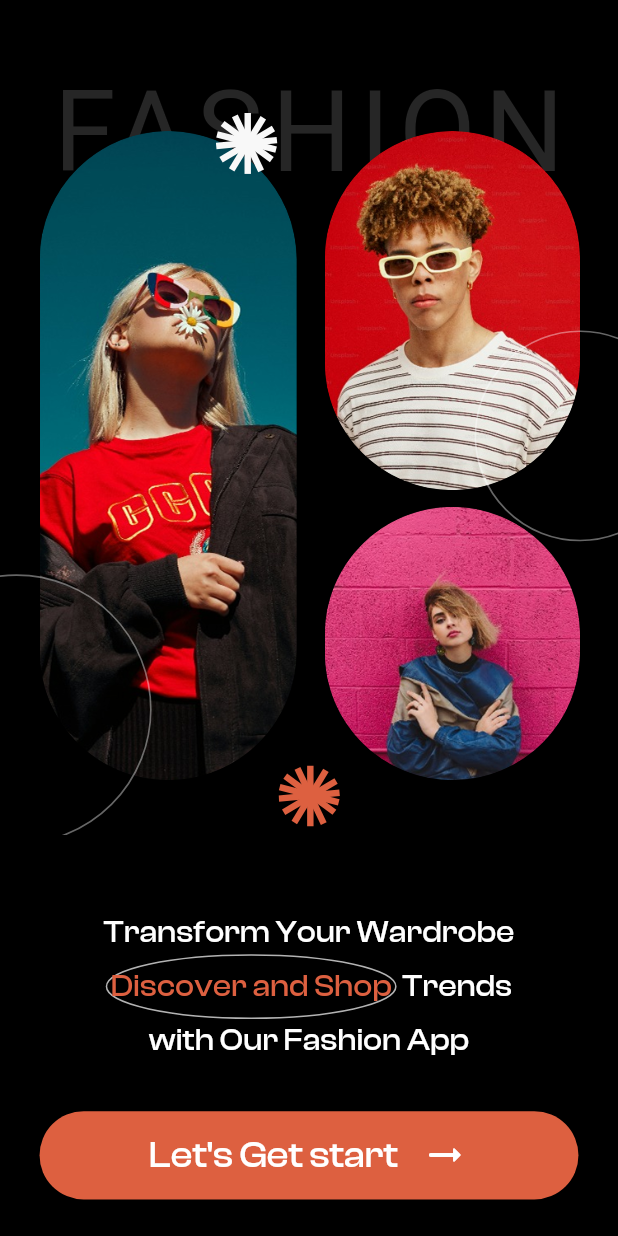
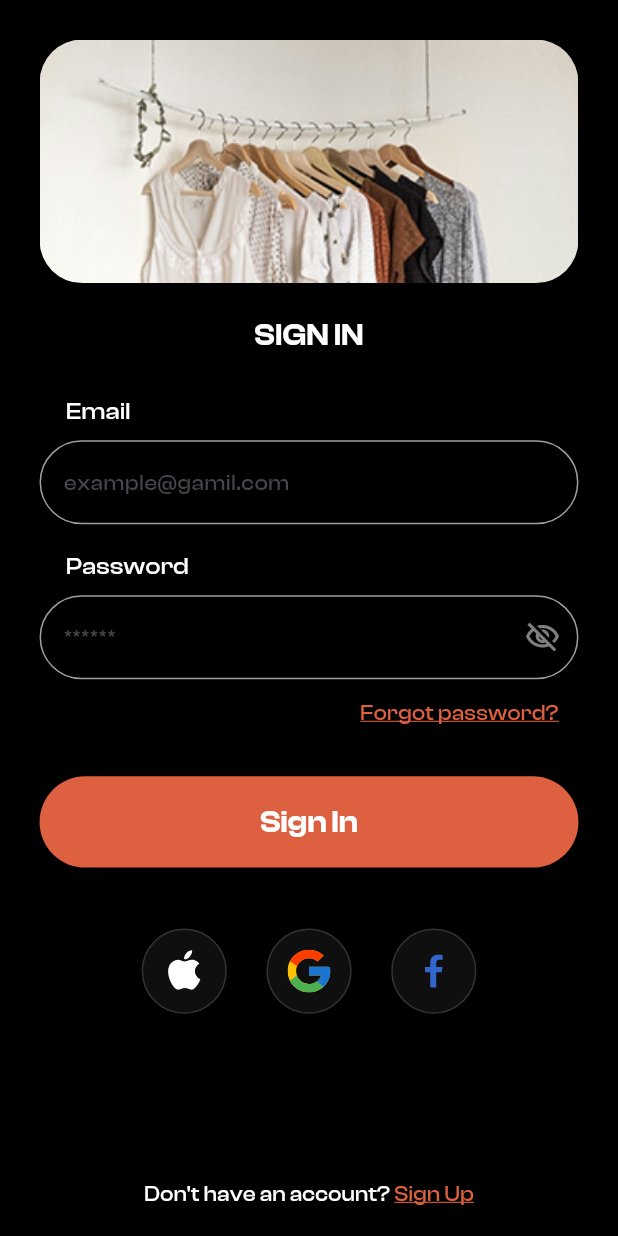
Before and after one commit to NadyAlwazah/flutter-task04-team-ecommerce-getx-mvc-api-adv, a Flutter app: the screen it shows after launch, after a tap on "Let's Get start", on a phone screen of 412 x 824 dp. Run offline on Flutter 3.47's test engine with Material 3 defaults, Android fonts, the phone set to English and light mode, and no system bars; our stand-ins replace dartz, equatable, flutter_screenutil, flutter_svg, get, google_fonts and 1 more; Roboto replaces fonts that are missing (Bodoni Moda).

Commit message:
Add Signin files

```diff
--- /dev/null
+++ b/lib/bindings/sign_in_binding.dart
@@ -0,0 +1,11 @@
+import 'package:flutter_task04_team_ecommerce_getx_mvc_api_adv/core/services/auth_service.dart';
+import 'package:flutter_task04_team_ecommerce_getx_mvc_api_adv/view/auth/sign_in/controllers/sign_in_controller.dart';
+import 'package:get/get.dart';
+
+class SignInBinding extends Bindings {
+  @override
+  void dependencies() {
+    Get.lazyPut<AuthService>(() => AuthService(), fenix: true);
+    Get.lazyPut<SignInController>(() => SignInController());
+  }
+}
--- a/lib/bindings/splash_binding.dart
+++ b/lib/bindings/splash_binding.dart
@@ -1,9 +1,12 @@
 import 'package:flutter_task04_team_ecommerce_getx_mvc_api_adv/controllers/splash_controller.dart';
+import 'package:flutter_task04_team_ecommerce_getx_mvc_api_adv/core/services/auth_service.dart';
 import 'package:get/get.dart';
 
 class SplashBinding extends Bindings {
   @override
   void dependencies() {
+    Get.lazyPut<AuthService>(() => AuthService(), fenix: true);
+
     Get.put(SplashController());
   }
 }
--- a/lib/controllers/splash_controller.dart
+++ b/lib/controllers/splash_controller.dart
@@ -1,9 +1,12 @@
 import 'package:flutter_task04_team_ecommerce_getx_mvc_api_adv/core/routes/app_routes.dart';
+import 'package:flutter_task04_team_ecommerce_getx_mvc_api_adv/core/services/auth_service.dart';
 import 'package:flutter_task04_team_ecommerce_getx_mvc_api_adv/core/services/onboarding_service.dart';
 import 'package:get/get.dart';
 
 class SplashController extends GetxController {
   static const _splashDuration = Duration(seconds: 5);
+
+  final AuthService _authService = Get.find<AuthService>();
 
   @override
   void onReady() {
@@ -12,8 +15,15 @@ class SplashController extends GetxController {
   }
 
   Future<void> _navigateNext() async {
+    final routeFuture = _resolveRoute();
     await Future<void>.delayed(_splashDuration);
-    final seen = await OnboardingService.isSeen();
-    Get.offAllNamed(seen ? AppRoutes.kSignin : AppRoutes.kOnBoarding);
+    Get.offAllNamed(await routeFuture);
+  }
+
+  Future<String> _resolveRoute() async {
+    if (await _authService.isLoggedIn()) return AppRoutes.kBottomBar;
+
+    final onboardingSeen = await OnboardingService.isSeen();
+    return onboardingSeen ? AppRoutes.kSignin : AppRoutes.kOnBoarding;
   }
 }
--- a/lib/core/constants/assets.dart
+++ b/lib/core/constants/assets.dart
@@ -6,6 +6,7 @@ class AssetsData {
   static const imageBoyPng = "${_images}boy.png";
   static const imageGirl1Png = "${_images}girl1.png";
   static const imageGirl2Png = "${_images}girl2.png";
+  static const imageSignInBannerPng = "${_images}sign_in_banner.png";
 
   //Icons
   static const iconBagWelcomeSvg = "${_icons}bag.svg";
@@ -15,4 +16,7 @@ class AssetsData {
   static const iconLogoSvg = "${_icons}logo.svg";
   static const iconStarWhiteSvg = "${_icons}star_white.svg";
   static const iconStarOrangeSvg = "${_icons}star_orange.svg";
+  static const iconAppleSvg = "${_icons}apple.svg";
+  static const iconGoogleSvg = "${_icons}google.svg";
+  static const iconFacebookSvg = "${_icons}facebook.svg";
 }
--- /dev/null
+++ b/lib/core/helpful_function/validators.dart
@@ -0,0 +1,14 @@
+abstract class Validators {
+  static String? email(String? value) {
+    final text = value?.trim() ?? '';
+    if (text.isEmpty) return 'Email is required';
+    final isValid = RegExp(r'^[^@\s]+@[^@\s]+\.[^@\s]+$').hasMatch(text);
+    return isValid ? null : 'Enter a valid email';
+  }
+
+  static String? password(String? value) {
+    if (value == null || value.isEmpty) return 'Password is required';
+    if (value.length < 6) return 'Password must be at least 6 characters';
+    return null;
+  }
+}
--- a/lib/core/routes/app_pages.dart
+++ b/lib/core/routes/app_pages.dart
@@ -4,6 +4,8 @@ import 'package:flutter_task04_team_ecommerce_getx_mvc_api_adv/core/routes/app_r
 import 'package:flutter_task04_team_ecommerce_getx_mvc_api_adv/view/onboarding/onboarding_view.dart';
 import 'package:flutter_task04_team_ecommerce_getx_mvc_api_adv/view/splash/splash_view.dart';
 import 'package:get/get.dart';
+import 'package:flutter_task04_team_ecommerce_getx_mvc_api_adv/bindings/sign_in_binding.dart';
+import 'package:flutter_task04_team_ecommerce_getx_mvc_api_adv/view/auth/sign_in/sign_in_view.dart';
 
 class AppPages {
   static final List<GetPage<dynamic>> getPages = [
@@ -17,5 +19,10 @@ class AppPages {
       page: () => const OnboardingView(),
       binding: OnboardingBinding(),
     ),
+    GetPage(
+      name: AppRoutes.kSignin,
+      page: () => const SignInView(),
+      binding: SignInBinding(),
+    ),
   ];
 }
--- a/lib/core/routes/app_routes.dart
+++ b/lib/core/routes/app_routes.dart
@@ -17,4 +17,5 @@ abstract class AppRoutes {
   static const kEditProfile = '/edit_profile';
   static const kNotifications = '/notifications';
   static const kOrderHistoryAndTracking = '/order_history_and_tracking';
+  static const kBottomBar = '/bottom_bar';
 }
--- /dev/null
+++ b/lib/models/auth_tokens_model.dart
@@ -0,0 +1,16 @@
+class AuthTokensModel {
+  const AuthTokensModel({
+    required this.accessToken,
+    required this.refreshToken,
+  });
+
+  final String accessToken;
+  final String refreshToken;
+
+  factory AuthTokensModel.fromJson(Map<String, dynamic> json) {
+    return AuthTokensModel(
+      accessToken: json['access_token'] as String? ?? '',
+      refreshToken: json['refresh_token'] as String? ?? '',
+    );
+  }
+}
--- /dev/null
+++ b/lib/view/auth/sign_in/controllers/sign_in_controller.dart
@@ -0,0 +1,93 @@
+import 'package:flutter/material.dart';
+import 'package:flutter_task04_team_ecommerce_getx_mvc_api_adv/core/classes/crud.dart';
+import 'package:flutter_task04_team_ecommerce_getx_mvc_api_adv/core/classes/failure.dart';
+import 'package:flutter_task04_team_ecommerce_getx_mvc_api_adv/core/constants/app_links.dart';
+import 'package:flutter_task04_team_ecommerce_getx_mvc_api_adv/core/routes/app_routes.dart';
+import 'package:flutter_task04_team_ecommerce_getx_mvc_api_adv/core/services/auth_service.dart';
+import 'package:flutter_task04_team_ecommerce_getx_mvc_api_adv/models/auth_tokens_model.dart';
+import 'package:get/get.dart';
+
+class SignInController extends GetxController {
+  final Crud _crud = Get.find<Crud>();
+  final AuthService _authService = Get.find<AuthService>();
+
+  final formKey = GlobalKey<FormState>();
+  final emailController = TextEditingController();
+  final passwordController = TextEditingController();
+
+  final isPasswordHidden = true.obs;
+  final isLoading = false.obs;
+
+  void togglePasswordVisibility() => isPasswordHidden.toggle();
+
+  Future<void> onSignIn() async {
+    if (isLoading.value) return;
+    if (!(formKey.currentState?.validate() ?? false)) return;
+
+    FocusManager.instance.primaryFocus?.unfocus();
+    isLoading.value = true;
+
+    try {
+      final result = await _crud.postData(
+        endPoint: AppLinks.login,
+        body: {
+          'email': emailController.text.trim(),
+          'password': passwordController.text,
+        },
+      );
+
+      await result.fold(
+        (failure) async => _showError(_messageFor(failure)),
+        (data) => _onLoginSuccess(data),
+      );
+    } catch (_) {
+      _showError('Something went wrong, please try again');
+    } finally {
+      isLoading.value = false;
+    }
+  }
+
+  Future<void> _onLoginSuccess(dynamic data) async {
+    final tokens = AuthTokensModel.fromJson(data as Map<String, dynamic>);
+
+    if (tokens.accessToken.isEmpty) {
+      _showError('Something went wrong, please try again');
+      return;
+    }
+
+    await _authService.saveTokens(
+      accessToken: tokens.accessToken,
+      refreshToken: tokens.refreshToken,
+    );
+    Get.offAllNamed(AppRoutes.kHome);
+  }
+
+  String _messageFor(Failure failure) {
+    if (failure is NoInternetFailure) return 'No internet connection';
+    if (failure is UnauthorizedFailure) return 'Invalid email or password';
+    if (failure is BadRequestFailure) return 'Please check your inputs';
+    if (failure is ServerFailure) return 'Server error, try again later';
+    return 'Something went wrong, please try again';
+  }
+
+  void _showError(String message) {
+    Get.snackbar(
+      'Sign in failed',
+      message,
+      backgroundColor: Colors.redAccent,
+      colorText: Colors.white,
+      snackPosition: SnackPosition.BOTTOM,
+      margin: const EdgeInsets.all(16),
+    );
+  }
+
+  void onAppleTap() {}
+
+  void onGoogleTap() {}
+
+  void onFacebookTap() {}
+
+  void goToForgotPassword() => Get.toNamed(AppRoutes.kForgotPassword);
+
+  void goToSignUp() => Get.toNamed(AppRoutes.kSignup);
+}
--- /dev/null
+++ b/lib/view/auth/sign_in/sign_in_view.dart
@@ -0,0 +1,142 @@
+import 'package:flutter/material.dart';
+import 'package:flutter_screenutil/flutter_screenutil.dart';
+import 'package:flutter_task04_team_ecommerce_getx_mvc_api_adv/view/auth/sign_in/controllers/sign_in_controller.dart';
+import 'package:flutter_task04_team_ecommerce_getx_mvc_api_adv/core/constants/app_colors.dart';
+import 'package:flutter_task04_team_ecommerce_getx_mvc_api_adv/core/constants/assets.dart';
+import 'package:flutter_task04_team_ecommerce_getx_mvc_api_adv/core/constants/styles.dart';
+import 'package:flutter_task04_team_ecommerce_getx_mvc_api_adv/core/helpful_function/validators.dart';
+import 'package:flutter_task04_team_ecommerce_getx_mvc_api_adv/view/auth/sign_in/widgets/labeled_field.dart';
+import 'package:flutter_task04_team_ecommerce_getx_mvc_api_adv/view/auth/sign_in/widgets/social_login_row.dart';
+import 'package:flutter_task04_team_ecommerce_getx_mvc_api_adv/widgets/custom_button.dart';
+import 'package:flutter_task04_team_ecommerce_getx_mvc_api_adv/widgets/app_text_field.dart';
+import 'package:get/get.dart';
+
+class SignInView extends GetView<SignInController> {
+  const SignInView({super.key});
+
+  @override
+  Widget build(BuildContext context) {
+    final linkStyle = Styles.textStyle14W500ClashDisplay.copyWith(
+      color: AppColors.primary,
+      decoration: TextDecoration.underline,
+      decorationColor: AppColors.primary,
+    );
+
+    return Scaffold(
+      body: SafeArea(
+        child: LayoutBuilder(
+          builder: (context, constraints) => SingleChildScrollView(
+            padding: EdgeInsets.symmetric(horizontal: 24.w, vertical: 10.h),
+            child: ConstrainedBox(
+              constraints: BoxConstraints(minHeight: constraints.maxHeight),
+              child: IntrinsicHeight(
+                child: Form(
+                  key: controller.formKey,
+                  child: Column(
+                    children: [
+                      SizedBox(height: 16.h),
+                      ClipRRect(
+                        borderRadius: BorderRadius.circular(28.r),
+                        child: Image.asset(
+                          AssetsData.imageSignInBannerPng,
+                          width: double.infinity,
+                          height: 160.h,
+                          fit: BoxFit.cover,
+                        ),
+                      ),
+                      SizedBox(height: 20.h),
+                      Text(
+                        'SIGN IN',
+                        style: Styles.textStyle20W600ClashDisplay.copyWith(
+                          color: Colors.white,
+                        ),
+                      ),
+                      SizedBox(height: 24.h),
+                      LabeledField(
+                        label: 'Email',
+                        child: AppTextField(
+                          controller: controller.emailController,
+                          hintText: 'example@gamil.com',
+                          keyboardType: TextInputType.emailAddress,
+                          validator: Validators.email,
+                        ),
+                      ),
+                      SizedBox(height: 16.h),
+                      LabeledField(
+                        label: 'Password',
+                        child: Obx(
+                          () => AppTextField(
+                            controller: controller.passwordController,
+                            hintText: '******',
+                            obscureText: controller.isPasswordHidden.value,
+                            validator: Validators.password,
+                            suffixIcon: IconButton(
+                              onPressed: controller.togglePasswordVisibility,
+                              icon: Icon(
+                                controller.isPasswordHidden.value
+                                    ? Icons.visibility_off_outlined
+                                    : Icons.visibility_outlined,
+                              ),
+                            ),
+                          ),
+                        ),
+                      ),
+                      SizedBox(height: 12.h),
+                      Align(
+                        alignment: AlignmentDirectional.centerEnd,
+                        child: Padding(
+                          padding: EdgeInsetsDirectional.only(end: 12.w),
+                          child: GestureDetector(
+                            onTap: controller.goToForgotPassword,
+                            child: Text('Forgot password?', style: linkStyle),
+                          ),
+                        ),
+                      ),
+                      SizedBox(height: 32.h),
+                      Obx(
+                        () => CustomButton(
+                          text: 'Sign In',
+                          heightButton: 60,
+                          radius: 40.r,
+                          isLoading: controller.isLoading.value,
+                          loadingColor: Colors.white,
+                          textStyle: Styles.textStyle20W600ClashDisplay
+                              .copyWith(color: Colors.white),
+                          onPressed: controller.onSignIn,
+                        ),
+                      ),
+                      SizedBox(height: 40.h),
+                      SocialLoginRow(
+                        onApple: controller.onAppleTap,
+                        onGoogle: controller.onGoogleTap,
+                        onFacebook: controller.onFacebookTap,
+                      ),
+                      const Spacer(),
+                      SizedBox(height: 24.h),
+                      Wrap(
+                        alignment: WrapAlignment.center,
+                        children: [
+                          Text(
+                            "Don't have an account? ",
+                            style: Styles.textStyle14W500ClashDisplay.copyWith(
+                              color: Colors.white,
+                            ),
+                          ),
+                          GestureDetector(
+                            onTap: controller.goToSignUp,
+                            child: Text('Sign Up', style: linkStyle),
+                          ),
+                        ],
+                      ),
+                      SizedBox(height: 28.h),
+                    ],
+                  ),
+                ),
+              ),
+            ),
+          ),
+        ),
+      ),
+    );
+  }
+}
--- /dev/null
+++ b/lib/view/auth/sign_in/widgets/labeled_field.dart
@@ -0,0 +1,30 @@
+import 'package:flutter/material.dart';
+import 'package:flutter_screenutil/flutter_screenutil.dart';
+import 'package:flutter_task04_team_ecommerce_getx_mvc_api_adv/core/constants/styles.dart';
+
+class LabeledField extends StatelessWidget {
+  const LabeledField({super.key, required this.label, required this.child});
+
+  final String label;
+  final Widget child;
+
+  @override
+  Widget build(BuildContext context) {
+    return Column(
+      crossAxisAlignment: CrossAxisAlignment.start,
+      children: [
+        Padding(
+          padding: EdgeInsetsDirectional.only(start: 16.w),
+          child: Text(
+            label,
+            style: Styles.textStyle16W500ClashDisplay.copyWith(
+              color: Colors.white,
+            ),
+          ),
+        ),
+        SizedBox(height: 8.h),
+        child,
+      ],
+    );
+  }
+}
--- /dev/null
+++ b/lib/view/auth/sign_in/widgets/social_login_row.dart
@@ -0,0 +1,47 @@
+import 'package:flutter/material.dart';
+import 'package:flutter_screenutil/flutter_screenutil.dart';
+import 'package:flutter_svg/flutter_svg.dart';
+import 'package:flutter_task04_team_ecommerce_getx_mvc_api_adv/core/constants/assets.dart';
+import 'package:flutter_task04_team_ecommerce_getx_mvc_api_adv/widgets/circle_button.dart';
+
+class SocialLoginRow extends StatelessWidget {
+  const SocialLoginRow({
+    super.key,
+    this.onApple,
+    this.onGoogle,
+    this.onFacebook,
+  });
+
+  final VoidCallback? onApple;
+  final VoidCallback? onGoogle;
+  final VoidCallback? onFacebook;
+
+  @override
+  Widget build(BuildContext context) {
+    return Row(
+      mainAxisAlignment: MainAxisAlignment.center,
+      children: [
+        CircleButton(
+          width: 56,
+          height: 56,
+          onTap: onApple,
+          child: SvgPicture.asset(AssetsData.iconAppleSvg, width: 26.w),
+        ),
+        SizedBox(width: 24.w),
+        CircleButton(
+          width: 56,
+          height: 56,
+          onTap: onGoogle,
+          child: SvgPicture.asset(AssetsData.iconGoogleSvg, width: 26.w),
+        ),
+        SizedBox(width: 24.w),
+        CircleButton(
+          width: 56,
+          height: 56,
+          onTap: onFacebook,
+          child: SvgPicture.asset(AssetsData.iconFacebookSvg, width: 26.w),
+        ),
+      ],
+    );
+  }
+}
--- /dev/null
+++ b/lib/widgets/app_text_field.dart
@@ -0,0 +1,105 @@
+import 'package:flutter/material.dart';
+import 'package:flutter_task04_team_ecommerce_getx_mvc_api_adv/core/constants/app_colors.dart';
+import 'package:flutter_task04_team_ecommerce_getx_mvc_api_adv/core/constants/styles.dart';
+
+class AppTextField extends StatelessWidget {
+  const AppTextField({
+    super.key,
+    this.controller,
+    this.hintText,
+    this.labelText,
+    this.prefixIcon,
+    this.suffixIcon,
+    this.obscureText = false,
+    this.keyboardType,
+    this.validator,
+    this.onChanged,
+    this.onTap,
+    this.enabled = true,
+    this.readOnly = false,
+    this.borderRadius = 150,
+    this.fillColor,
+    this.borderColor,
+    this.focusedBorderColor,
+  });
+
+  final TextEditingController? controller;
+
+  final String? hintText;
+  final String? labelText;
+
+  /// Icon / Widget at the beginning of the field
+  final Widget? prefixIcon;
+
+  /// Icon / Widget at the end of the field
+  final Widget? suffixIcon;
+
+  final bool obscureText;
+  final TextInputType? keyboardType;
+
+  final String? Function(String?)? validator;
+  final void Function(String)? onChanged;
+  final VoidCallback? onTap;
+
+  final bool enabled;
+  final bool readOnly;
+
+  final double borderRadius;
+
+  final Color? fillColor;
+  final Color? borderColor;
+  final Color? focusedBorderColor;
+
+  @override
+  Widget build(BuildContext context) {
+    return TextFormField(
+      controller: controller,
+      obscureText: obscureText,
+      keyboardType: keyboardType,
+      validator: validator,
+      onChanged: onChanged,
+      onTap: onTap,
+      enabled: enabled,
+      readOnly: readOnly,
+      style: const TextStyle(color: Colors.white),
+      decoration: InputDecoration(
+        hintText: hintText,
+        labelText: labelText,
+        hintStyle: Styles.textStyle14W500ClashDisplay,
+        prefixIcon: prefixIcon,
+        suffixIcon: suffixIcon,
+        suffixIconColor: AppColors.secondText,
+        filled: fillColor != null,
+        fillColor: fillColor,
+
+        border: OutlineInputBorder(
+          borderRadius: BorderRadius.circular(borderRadius),
+          borderSide: BorderSide(color: borderColor ?? Colors.grey),
+        ),
+
+        enabledBorder: OutlineInputBorder(
+          borderRadius: BorderRadius.circular(borderRadius),
+          borderSide: BorderSide(color: borderColor ?? Colors.grey),
+        ),
+
+        focusedBorder: OutlineInputBorder(
+          borderRadius: BorderRadius.circular(borderRadius),
+          borderSide: BorderSide(
+            color: focusedBorderColor ?? AppColors.primary,
+            width: 1,
+          ),
+        ),
+        // contentPadding: const EdgeInsets.symmetric(horizontal: 16, vertical: 17),
+        errorBorder: OutlineInputBorder(
+          borderRadius: BorderRadius.circular(borderRadius),
+          borderSide: const BorderSide(color: Colors.redAccent),
+        ),
+
+        focusedErrorBorder: OutlineInputBorder(
+          borderRadius: BorderRadius.circular(borderRadius),
+          borderSide: const BorderSide(color: Colors.redAccent, width: 1.5),
+        ),
+      ),
+    );
+  }
+}
```
Also changed, not shown: assets/icons/apple.svg (added), assets/icons/facebook.svg (added), assets/icons/google.svg (added), assets/images/sign_in_banner.png (added).
